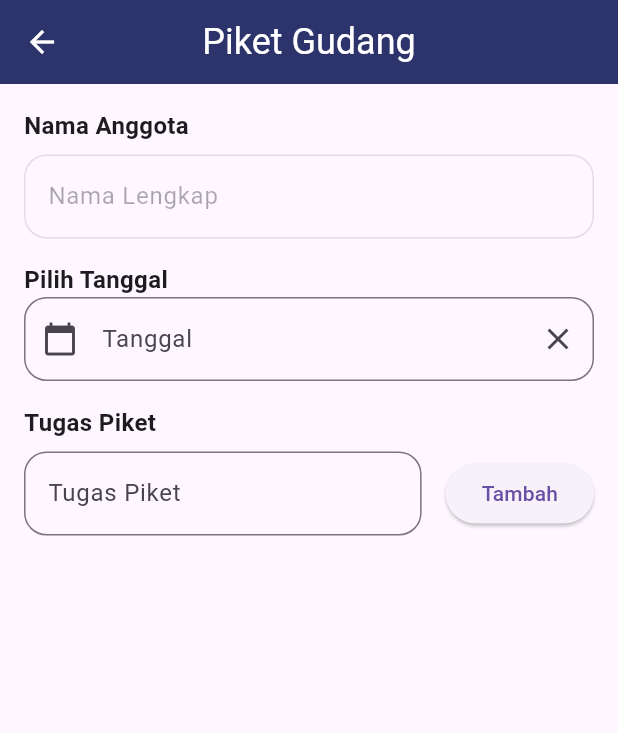
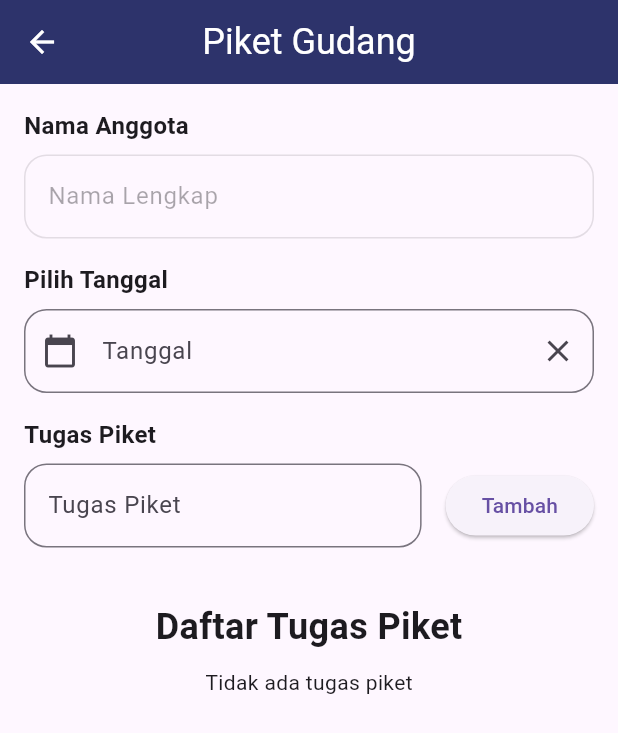
Before and after one commit to iffa28/20220140092_UCP1Flutter, a Flutter app: the PiketPage screen opened directly with empty values, on a phone screen of 412 x 824 dp. Shown: the top 733 px of the screen. Run offline on Flutter 3.47's test engine with Material 3 defaults, Android fonts, the phone set to English and light mode, and no system bars; drawn by our look-alikes of datetime_picker_formfield.

Commit message:
add: menambahkan column untuk menampilakan list tugas dan bisa diklik untuk navigasi

```diff
--- a/lib/piket_page.dart
+++ b/lib/piket_page.dart
@@ -1,12 +1,11 @@
 import 'package:datetime_picker_formfield/datetime_picker_formfield.dart';
 import 'package:flutter/material.dart';
 import 'package:intl/intl.dart';
+import 'package:ucp1/detail_piket.dart';
 
 class PiketPage extends StatefulWidget {
   final String namausr;
-  const PiketPage({super.key,
-  required this.namausr
-  });
+  const PiketPage({super.key, required this.namausr});
 
   @override
   State<PiketPage> createState() => _PiketPageState();
@@ -28,6 +27,7 @@ class _PiketPageState extends State<PiketPage> {
         lastDate: DateTime(2100),
       );
     }
+
     namaController.text = widget.namausr;
     return Scaffold(
       appBar: AppBar(
@@ -79,6 +79,7 @@ class _PiketPageState extends State<PiketPage> {
                     "Pilih Tanggal",
                     style: TextStyle(fontSize: 16, fontWeight: FontWeight.bold),
                   ),
+                  const SizedBox(height: 8),
 
                   DateTimeField(
                     controller: tanggalController,
@@ -153,10 +154,8 @@ class _PiketPageState extends State<PiketPage> {
                                 'nama': namaController.text,
                                 'tanggal': tanggalController.text,
                               });
-                              // Mengosongkan field setelah menambahkan tugas
-                              namaController.clear();
+                              tugasController.clear();
                               tanggalController.clear();
-                              tugasController.clear();
                             });
                           }
                         },
@@ -169,7 +168,67 @@ class _PiketPageState extends State<PiketPage> {
               ),
             ),
           ),
+          Center(
+            child: Column(
+              children: [
+                Text(
+                  'Daftar Tugas Piket',
+                  style: TextStyle(fontSize: 24, fontWeight: FontWeight.bold),
+                ),
+                SizedBox(height: 10),
 
+                Center(
+                  child:
+                      tugasPiket.isEmpty
+                          ? Center(
+                            child: const Text('Tidak ada tugas piket'),
+                          ) // Show this if the list is empty
+                          : ListView.builder(
+                            shrinkWrap: true,
+                            physics: const NeverScrollableScrollPhysics(),
+                            itemCount: tugasPiket.length,
+                            itemBuilder: (context, index) {
+                              return Padding(
+                                padding: const EdgeInsets.all(16.0),
+                                child: Card(
+                                  color: Color(0XFF2D336B),
+                                  child: ListTile(
+                                    title: Text(
+                                      tugasPiket[index]['tugas'] ?? '',
+                                      style: TextStyle(color: Colors.white),
+                                    ),
+                                    onTap: () {
+                                      Navigator.push(
+                                        context,
+                                        MaterialPageRoute(
+                                          builder:
+                                              (context) => DetailPiketPage(
+                                                nama:
+                                                    tugasPiket[index]['nama'] ??
+                                                    '',
+                                                tanggal:
+                                                    tugasPiket[index]['tanggal'] ??
+                                                    '',
+                                                tugas:
+                                                    tugasPiket[index]['tugas'] ??
+                                                    '',
+                                              ),
+                                        ),
+                                      );
+                                    },
+                                    trailing: Icon(
+                                      Icons.keyboard_arrow_right_sharp,
+                                      color: Colors.white,
+                                    ),
+                                  ),
+                                ),
+                              );
+                            },
+                          ),
+                ),
+              ],
+            ),
+          ),
         ],
       ),
     );
```
